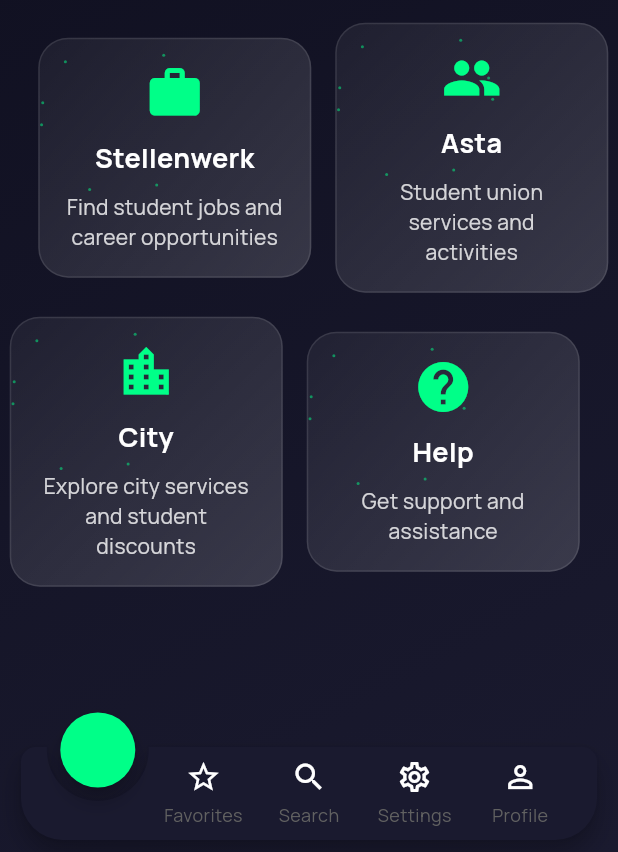
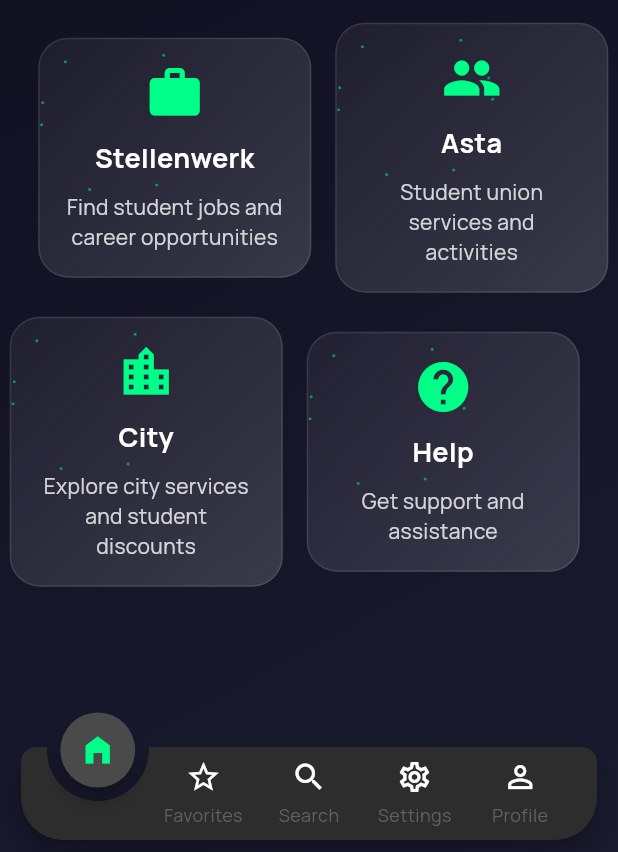
Before and after one commit to MrSingh-bytes/UniGoettingen, a Flutter app: the screen it shows after launch, on a phone screen of 412 x 824 dp, the part 384-1236 px from its top. Run offline on Flutter 3.47's test engine with Material 3 defaults, Android fonts, the phone set to English and light mode, and no system bars; drawn by our look-alikes of animated_notch_bottom_bar; our stand-ins replace google_fonts, webview_flutter.

Commit message:
Navigation Bar color Changed

```diff
--- a/lib/screens/home_page.dart
+++ b/lib/screens/home_page.dart
@@ -83,9 +83,9 @@ class _HomePageState extends State<HomePage> {
         kBottomRadius: 28.0,  // Added this required parameter
 
         notchBottomBarController: _controller,
-        color: const Color(0xFF1a1a2f),
+        color: const Color(0xFF2D2D2D),
         showLabel: true,
-        notchColor: const Color(0xFF00ff88),
+        notchColor: const Color(0xFF4A4A4A),
         removeMargins: false,
         bottomBarWidth: 500,
         durationInMilliSeconds: 300,
```
